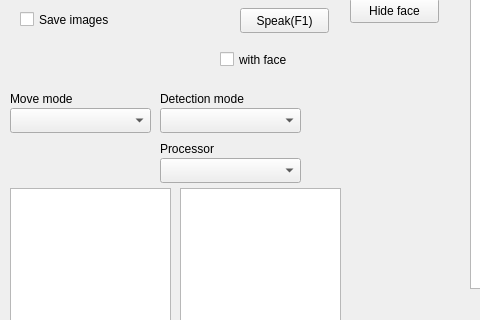
First picture: the form in Server/Kebbi/mainwindow.ui, repository yangchihyuan/RobotNurseHelper, before the edit; both pictures show x 0 to 480 and y 292 to 612 of the 1126 by 857 pixel window.
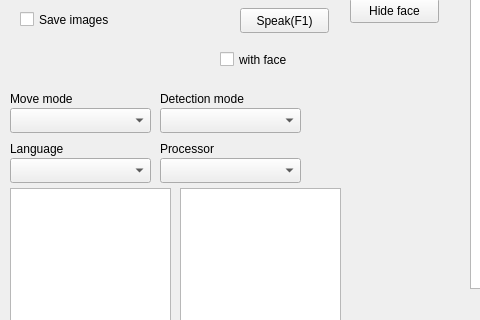
Second picture: the form after the edit.

Commit message: add options of languages, create a common mainwindow.cpp

```diff
--- a/Server/Kebbi/mainwindow.ui
+++ b/Server/Kebbi/mainwindow.ui
@@ -780,6 +780,29 @@
      <string>Hide face</string>
     </property>
    </widget>
+   <widget class="QComboBox" name="comboBox_Language">
+    <property name="geometry">
+     <rect>
+      <x>10</x>
+      <y>450</y>
+      <width>141</width>
+      <height>25</height>
+     </rect>
+    </property>
+   </widget>
+   <widget class="QLabel" name="label_28">
+    <property name="geometry">
+     <rect>
+      <x>10</x>
+      <y>430</y>
+      <width>81</width>
+      <height>21</height>
+     </rect>
+    </property>
+    <property name="text">
+     <string>Language</string>
+    </property>
+   </widget>
   </widget>
   <widget class="QStatusBar" name="statusbar"/>
  </widget>
```
The commit also changes 123 other files.
